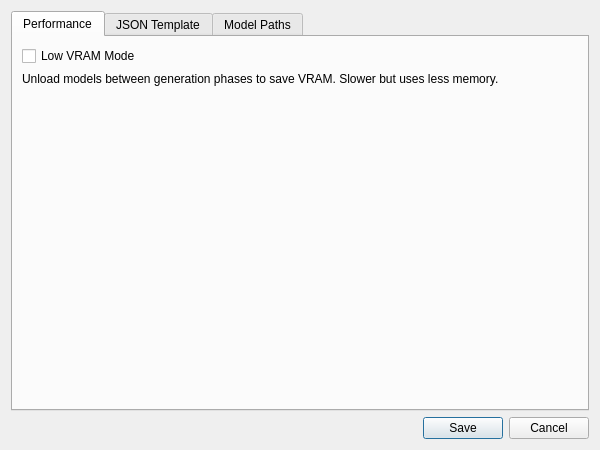
Old version of the form src/AdvancedSettingsDialog.ui in the repository IMbackK/aceradio.
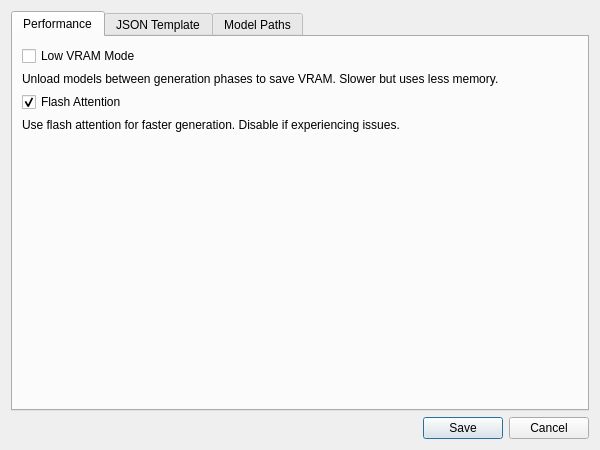
New version of the form.

```diff
--- a/src/AdvancedSettingsDialog.ui
+++ b/src/AdvancedSettingsDialog.ui
@@ -41,6 +41,26 @@
 								                                                                         </property>
 								                                                                         </widget>
 								                                                                         </item>
+								<item>
+							<widget class="QCheckBox" name="flashAttentionCheckBox">
+								                                                                         <property name="text">
+								                                                                             <string>Flash Attention</string>
+								                                                                         </property>
+								                                                                         <property name="checked">
+								                                                                                 <bool>true</bool>
+								                                                                         </property>
+								                                                                         </widget>
+								                                                                         </item>
+								<item>
+							<widget class="QLabel" name="flashAttentionLabel">
+								                                                                         <property name="text">
+								                                                                             <string>Use flash attention for faster generation. Disable if experiencing issues.</string>
+								                                                                         </property>
+								                                                                         <property name="wordWrap">
+								                                                                                 <bool>true</bool>
+								                                                                         </property>
+								                                                                         </widget>
+								                                                                         </item>
 								<item>
 							<spacer name="verticalSpacer">
 							                                 <property name="orientation">
```
